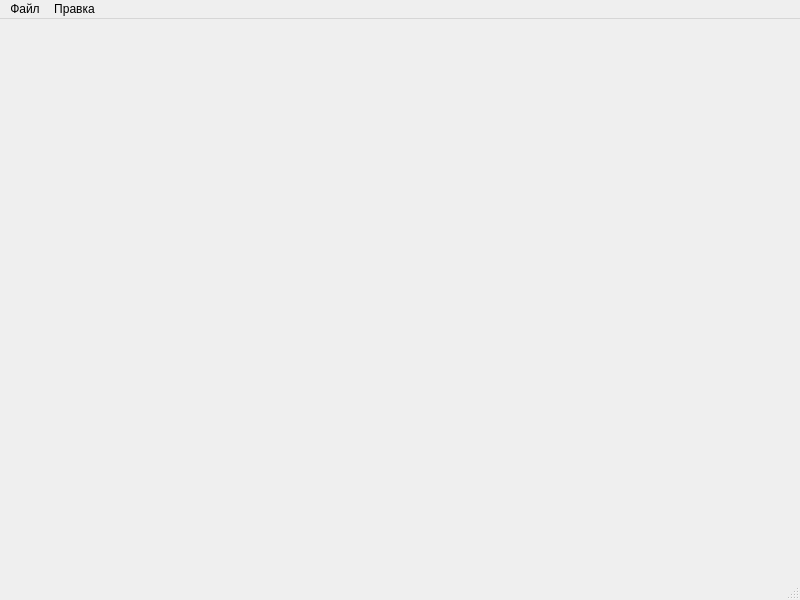
First picture: the form in ui/main_window.ui, repository graal101/SQLiteVisualizer, before the edit.
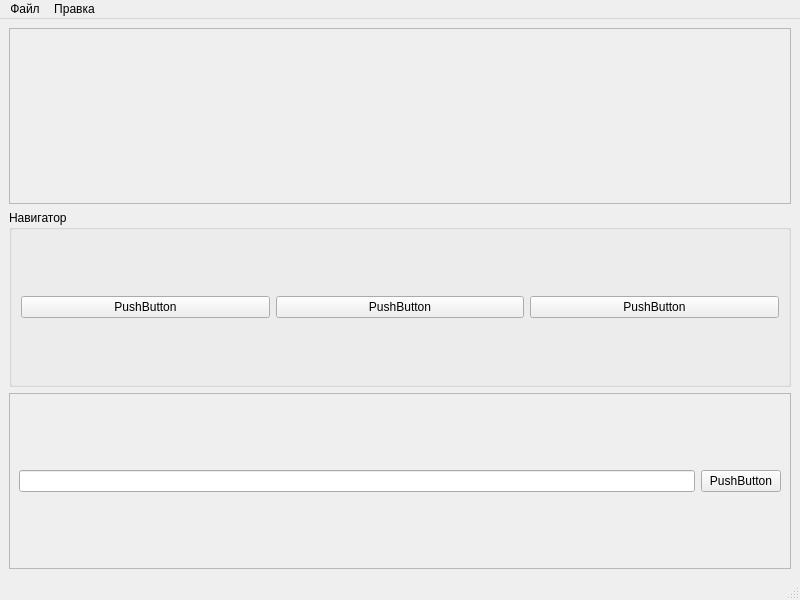
Second picture: the form after the edit.

Commit message: try interface

Diff of the .ui file:
```diff
--- a/ui/main_window.ui
+++ b/ui/main_window.ui
@@ -13,7 +13,72 @@
   <property name="windowTitle">
    <string>MainWindow</string>
   </property>
-  <widget class="QWidget" name="centralwidget"/>
+  <widget class="QWidget" name="centralwidget">
+   <layout class="QVBoxLayout" name="verticalLayout">
+    <item>
+     <widget class="QFrame" name="frame">
+      <property name="frameShape">
+       <enum>QFrame::StyledPanel</enum>
+      </property>
+      <property name="frameShadow">
+       <enum>QFrame::Raised</enum>
+      </property>
+     </widget>
+    </item>
+    <item>
+     <widget class="QGroupBox" name="Box_navigator">
+      <property name="title">
+       <string>Навигатор</string>
+      </property>
+      <layout class="QHBoxLayout" name="horizontalLayout">
+       <item>
+        <widget class="QPushButton" name="pushButton">
+         <property name="text">
+          <string>PushButton</string>
+         </property>
+        </widget>
+       </item>
+       <item>
+        <widget class="QPushButton" name="pushButton_2">
+         <property name="text">
+          <string>PushButton</string>
+         </property>
+        </widget>
+       </item>
+       <item>
+        <widget class="QPushButton" name="pushButton_3">
+         <property name="text">
+          <string>PushButton</string>
+         </property>
+        </widget>
+       </item>
+      </layout>
+     </widget>
+    </item>
+    <item>
+     <widget class="QFrame" name="frame_2">
+      <property name="frameShape">
+       <enum>QFrame::StyledPanel</enum>
+      </property>
+      <property name="frameShadow">
+       <enum>QFrame::Raised</enum>
+      </property>
+      <layout class="QHBoxLayout" name="horizontalLayout_2">
+       <item>
+        <widget class="QLineEdit" name="lineEdit"/>
+       </item>
+       <item>
+        <widget class="QPushButton" name="pushButton_4">
+         <property name="text">
+          <string>PushButton</string>
+         </property>
+        </widget>
+       </item>
+      </layout>
+     </widget>
+    </item>
+   </layout>
+  </widget>
   <widget class="QMenuBar" name="menubar">
    <property name="geometry">
     <rect>
```
